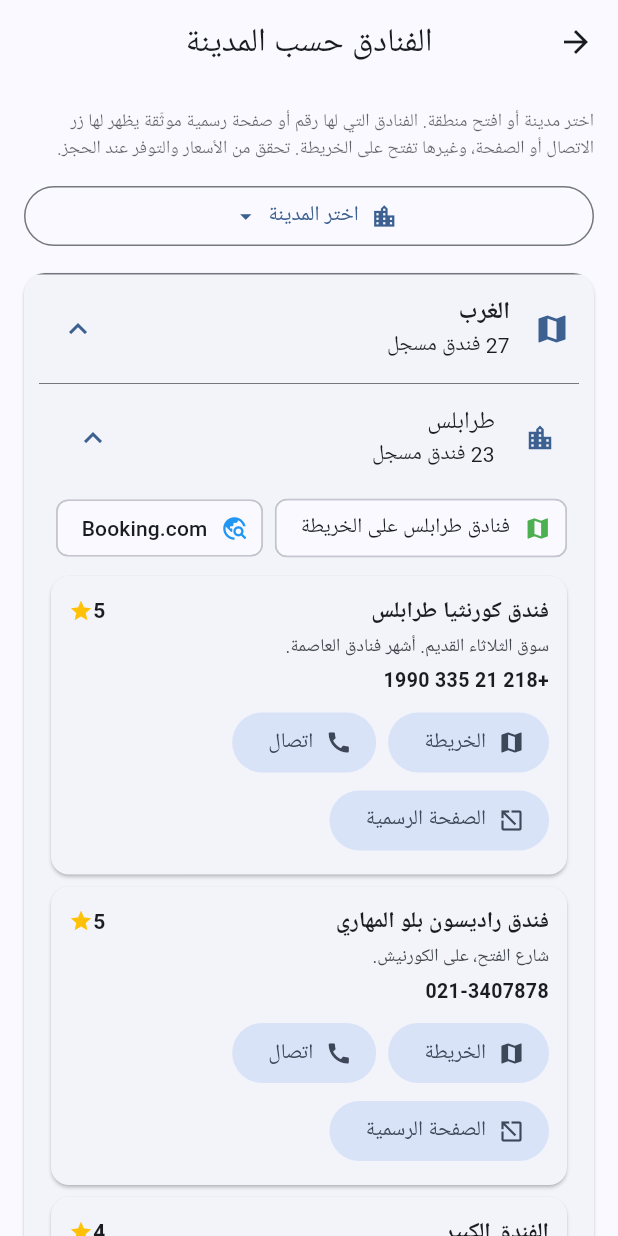
After one commit to Ebrahassad/libya_hub, a Flutter app: the HotelsScreen screen opened directly, after a tap on "الغرب", after a tap on "طرابلس", on a phone screen of 412 x 824 dp. The commit adds this screen. Run offline on Flutter 3.47's test engine with Material 3 defaults, Android fonts, the phone set to English and light mode, and no system bars; our stand-ins replace easy_localization, flutter_map, latlong2, shared_preferences; accounts and stored records are empty; network calls fail; statements that could not run were skipped.

Commit message:
Hotels, icon, localized app name

```diff
--- /dev/null
+++ b/lib/data/hotels.dart
@@ -0,0 +1,124 @@
+import 'directory.dart';
+
+/// فندق في الدليل.
+///
+/// [phone] و[web] لا يُملآن إلا إذا كانا موثّقين من موقع الفندق الرسمي أو
+/// من دليل منشور. أي فندق بلا رقم يبقى له زر الخريطة الذي يبحث باسمه
+/// ومدينته مباشرة في خرائط جوجل.
+class Hotel {
+  final String name;
+  final String city;
+  final int stars; // 0 = غير معروف
+  final String note;
+  final String? phone; // بصيغة دولية بدون مسافات، مثل +218213351990
+  final String? phoneLabel;
+  final String? web;
+  const Hotel(this.name, this.city,
+      {this.stars = 0, this.note = '', this.phone, this.phoneLabel, this.web});
+
+  Uri get mapsUri => mapsSearchUri(name, city);
+  Uri? get phoneUri => phone == null ? null : Uri.parse('tel:$phone');
+  Uri? get webUri => web == null ? null : Uri.parse(web!);
+}
+
+/// مصادر البيانات (تظهر أسفل الشاشة).
+const List<DirItem> hotelSources = [
+  DirItem.web('فنادق صندوق الضمان الاجتماعي',
+      'القائمة الرسمية للفنادق الحكومية مع تصنيفها وعدد غرفها.',
+      'https://ssf.gov.ly/?page_id=99'),
+  DirItem.web('فنادق طرابلس على Booking',
+      'حجز وتقييمات فنادق طرابلس.', 'https://www.booking.com/city/ly/tarabulus.ar.html'),
+  DirItem.web('فنادق بنغازي على Booking',
+      'حجز وتقييمات فنادق بنغازي.', 'https://www.booking.com/city/ly/banghazi.html'),
+];
+
+/// رابط بحث الفنادق في مدينة على Booking.
+Uri bookingSearchUri(String city) => Uri.parse(
+    'https://www.booking.com/searchresults.ar.html?ss=${Uri.encodeComponent('$city، ليبيا')}');
+
+const List<Hotel> libyaHotels = [
+  // ---------- طرابلس ----------
+  Hotel('فندق كورنثيا طرابلس', 'طرابلس',
+      stars: 5,
+      note: 'سوق الثلاثاء القديم. أشهر فنادق العاصمة.',
+      phone: '+218213351990',
+      phoneLabel: '+218 21 335 1990',
+      web: 'https://www.corinthia.com/en-gb/tripoli/'),
+  Hotel('فندق راديسون بلو المهاري', 'طرابلس',
+      stars: 5,
+      note: 'شارع الفتح، على الكورنيش.',
+      phone: '+218213407878',
+      phoneLabel: '021-3407878',
+      web: 'https://www.radissonhotels.com/ar-ae/hotels/radisson-blu-tripoli-al-mahary'),
+  Hotel('الفندق الكبير', 'طرابلس',
+      stars: 4, note: 'شارع الفتح، يطل على الكورنيش. نحو 300 غرفة وجناح.'),
+  Hotel('فندق باب البحر', 'طرابلس',
+      stars: 4, note: 'سوق الثلاثاء القديم. أكثر من 400 غرفة.'),
+  Hotel('فندق الواحات', 'طرابلس', stars: 3, note: 'شارع عمر المختار.'),
+  Hotel('فندق باب المدينة', 'طرابلس', stars: 3, note: 'سوق الثلاثاء القديم.'),
+  Hotel('فندق باب الجديد', 'طرابلس', stars: 2, note: 'سوق الثلاثاء القديم.'),
+  Hotel('فندق الخان', 'طرابلس'),
+  Hotel('فندق طرابلس الدولي', 'طرابلس'),
+  Hotel('فندق الضيافة', 'طرابلس'),
+  Hotel('فندق الشاطئ الذهبي', 'طرابلس'),
+  Hotel('فندق النهر', 'طرابلس'),
+  Hotel('فندق الكندي', 'طرابلس'),
+  Hotel('فندق الصافي', 'طرابلس'),
+  Hotel('فندق أوال', 'طرابلس'),
+  Hotel('فندق فكتوريا', 'طرابلس'),
+  Hotel('فندق صحراء ليبيا', 'طرابلس'),
+  Hotel('فندق الودان', 'طرابلس'),
+  Hotel('فندق الأندلس', 'طرابلس'),
+  Hotel('فندق بلازما', 'طرابلس'),
+  Hotel('فندق هارون', 'طرابلس'),
+  Hotel('فندق الصفوة', 'طرابلس'),
+  Hotel('فندق التوفيق بلازا', 'طرابلس'),
+  // ---------- جنزور ----------
+  Hotel('القرية العائلية - فندق النصر', 'جنزور',
+      stars: 3, note: 'فندق وقمرات وفيلات. نحو 440 غرفة.'),
+  // ---------- بنغازي ----------
+  Hotel('فندق تبستي', 'بنغازي',
+      stars: 5, note: 'وسط المدينة، يطل على بحيرة 23 يوليو. 250 غرفة.'),
+  Hotel('فندق أوزو', 'بنغازي',
+      stars: 4, note: 'على بحيرة بنغازي والبحر. 262 غرفة.'),
+  Hotel('القرية العائلية - قاريونس', 'بنغازي',
+      stars: 3, note: 'تبعد نحو 5 كم عن وسط بنغازي. فندق وفيلات وشقق.'),
+  Hotel('فندق فينيسيا', 'بنغازي'),
+  Hotel('فندق الحرير', 'بنغازي'),
+  Hotel('فندق يوسف', 'بنغازي'),
+  Hotel('فندق الفضيل', 'بنغازي'),
+  Hotel('فندق القصر', 'بنغازي'),
+  Hotel('فندق الواحات', 'بنغازي'),
+  Hotel('فندق إبريز', 'بنغازي'),
+  Hotel('منتجع النخلة الذهبية', 'بنغازي'),
+  // ---------- مصراتة ----------
+  Hotel('فندق قوز التيك', 'مصراتة', stars: 3, note: '173 غرفة وجناحاً.'),
+  // ---------- سرت ----------
+  Hotel('فندق قصر المؤتمرات', 'سرت', stars: 4, note: 'أربع عمارات ومبنى خدمي. 240 غرفة.'),
+  // ---------- سبها ----------
+  Hotel('فندق الجبل', 'سبها', stars: 2, note: '25 غرفة.'),
+  // ---------- زليتن ----------
+  Hotel('فندق زليتن', 'زليتن', stars: 3, note: 'محطة المنطحة. 64 غرفة.'),
+  // ---------- غريان ----------
+  Hotel('فندق الرابطة', 'غريان', stars: 2, note: '68 غرفة.'),
+  // ---------- بني وليد ----------
+  Hotel('فندق الزيتونة', 'بني وليد', stars: 2, note: '37 غرفة.'),
+  // ---------- طبرق ----------
+  Hotel('فندق المسيرة', 'طبرق', stars: 4, note: '240 غرفة وجناحاً.'),
+];
+
+List<Hotel> hotelsInCity(String city) =>
+    libyaHotels.where((h) => h.city == city).toList();
+
+/// كل الفنادق كعناصر قابلة للبحث والمفضلة (الفتح على الخريطة).
+List<DirItem> hotelSearchItems() => [
+      for (final h in libyaHotels)
+        DirItem.web(
+          'فندق: ${h.name} - ${h.city}',
+          h.note.isEmpty ? 'افتح موقعه على خرائط جوجل.' : h.note,
+          h.mapsUri.toString(),
+        ),
+    ];
+
+/// عناصر البحث والمفضلة: الدليل + الفنادق.
+List<DirItem> allSearchableItems() => [...allDirectoryItems(), ...hotelSearchItems()];
--- a/lib/views/favorites/favorites_screen.dart
+++ b/lib/views/favorites/favorites_screen.dart
@@ -1,7 +1,7 @@
 import 'package:easy_localization/easy_localization.dart';
 import 'package:flutter/material.dart';
 
-import '../../data/directory.dart';
+import '../../data/hotels.dart';
 import '../../services/app_state.dart';
 import '../../widgets/dir_item_tile.dart';
 
@@ -15,7 +15,7 @@ class FavoritesScreen extends StatelessWidget {
       body: ListenableBuilder(
         listenable: AppState.instance,
         builder: (context, _) {
-          final favs = allDirectoryItems()
+          final favs = allSearchableItems()
               .where((i) => AppState.instance.isFavorite(i.key))
               .toList();
           if (favs.isEmpty) {
--- a/lib/views/home/home_screen.dart
+++ b/lib/views/home/home_screen.dart
@@ -2,6 +2,7 @@ import 'package:easy_localization/easy_localization.dart';
 import 'package:flutter/material.dart';
 
 import '../../data/directory.dart';
+import '../../data/hotels.dart';
 import '../../services/app_state.dart';
 import '../../widgets/city_picker.dart';
 import '../../widgets/dir_item_tile.dart';
@@ -9,6 +10,7 @@ import '../../widgets/open_link.dart';
 import '../../widgets/ticker.dart';
 import '../emergency/emergency_screen.dart';
 import '../favorites/favorites_screen.dart';
+import '../hotels/hotels_screen.dart';
 import '../map/map_screen.dart';
 import '../merchant/merchant_screen.dart';
 import '../news/news_screen.dart';
@@ -57,6 +59,8 @@ class _HomeScreenState extends State<HomeScreen> {
           (_) => const RatesScreen()),
       _Tile('tile_news', null, Icons.newspaper, const Color(0xFFD84315),
           (_) => const NewsScreen()),
+      _Tile('tile_hotels', null, Icons.hotel, const Color(0xFF6A1B9A),
+          (_) => const HotelsScreen()),
       _Tile('tile_map', null, Icons.map, const Color(0xFF2E7D32), (_) => const MapScreen()),
       _Tile('tile_emergency', null, Icons.emergency, const Color(0xFFC62828),
           (_) => const EmergencyScreen()),
@@ -72,7 +76,7 @@ class _HomeScreenState extends State<HomeScreen> {
   List<DirItem> _results() {
     final q = _norm(_query);
     if (q.isEmpty) return const [];
-    return allDirectoryItems()
+    return allSearchableItems()
         .where((i) => _norm(i.title).contains(q) || _norm(i.desc).contains(q))
         .toList();
   }
@@ -88,7 +92,7 @@ class _HomeScreenState extends State<HomeScreen> {
     return Scaffold(
       key: ValueKey(localeCode),
       appBar: AppBar(
-        title: const Text('ليبيا هب | Libya Hub', style: TextStyle(fontWeight: FontWeight.bold)),
+        title: Text('app_title'.tr(), style: const TextStyle(fontWeight: FontWeight.bold)),
         centerTitle: true,
         actions: [
           IconButton(
--- /dev/null
+++ b/lib/views/hotels/hotels_screen.dart
@@ -0,0 +1,216 @@
+import 'package:easy_localization/easy_localization.dart';
+import 'package:flutter/material.dart';
+
+import '../../data/cities.dart';
+import '../../data/directory.dart';
+import '../../data/hotels.dart';
+import '../../services/app_state.dart';
+import '../../widgets/city_picker.dart';
+import '../../widgets/dir_item_tile.dart';
+import '../../widgets/open_link.dart';
+
+/// الفنادق على مستوى المناطق والمدن: فنادق معروفة بأرقامها وصفحاتها وخرائطها،
+/// وأزرار بحث جاهزة (خرائط جوجل وBooking) لكل مدينة.
+class HotelsScreen extends StatelessWidget {
+  const HotelsScreen({super.key});
+
+  @override
+  Widget build(BuildContext context) {
+    return Scaffold(
+      appBar: AppBar(title: Text('hotels_title'.tr()), centerTitle: true),
+      body: ListenableBuilder(
+        listenable: AppState.instance,
+        builder: (context, _) {
+          final s = AppState.instance;
+          return ListView(
+            padding: const EdgeInsets.all(16),
+            children: [
+              Text('hotels_note'.tr(),
+                  style: TextStyle(fontSize: 12, color: Theme.of(context).hintColor)),
+              const SizedBox(height: 12),
+              OutlinedButton.icon(
+                icon: const Icon(Icons.location_city),
+                label: Row(mainAxisSize: MainAxisSize.min, children: [
+                  Text(s.hasCity ? s.city : 'choose_city'.tr()),
+                  const SizedBox(width: 6),
+                  const Icon(Icons.arrow_drop_down),
+                ]),
+                onPressed: () => showCityPicker(context),
+              ),
+              const SizedBox(height: 14),
+              if (s.hasCity)
+                _CityBlock(city: s.city, initiallyExpanded: true, showHeader: true)
+              else
+                for (final region in _regions())
+                  Card(
+                    elevation: 1,
+                    margin: const EdgeInsets.only(bottom: 10),
+                    shape: RoundedRectangleBorder(borderRadius: BorderRadius.circular(14)),
+                    clipBehavior: Clip.antiAlias,
+                    child: ExpansionTile(
+                      leading: const Icon(Icons.map),
+                      title: Text(region, style: const TextStyle(fontWeight: FontWeight.bold)),
+                      subtitle: Text('hotels_count'.tr(
+                          args: ['${_regionCount(region)}'])),
+                      childrenPadding: const EdgeInsets.fromLTRB(10, 0, 10, 10),
+                      children: [
+                        for (final c in libyaCities.where((c) => c.region == region))
+                          _CityBlock(city: c.name),
+                      ],
+                    ),
+                  ),
+              const SizedBox(height: 10),
+              Text('hotels_sources'.tr(),
+                  style: const TextStyle(fontSize: 15, fontWeight: FontWeight.bold)),
+              const SizedBox(height: 8),
+              for (final src in hotelSources)
+                DirItemTile(item: src, accent: Theme.of(context).colorScheme.primary),
+              Text('disclaimer'.tr(),
+                  style: TextStyle(fontSize: 11, color: Theme.of(context).hintColor)),
+            ],
+          );
+        },
+      ),
+    );
+  }
+
+  static List<String> _regions() {
+    final r = <String>[];
+    for (final c in libyaCities) {
+      if (!r.contains(c.region)) r.add(c.region);
+    }
+    return r;
+  }
+
+  static int _regionCount(String region) {
+    final names = libyaCities.where((c) => c.region == region).map((c) => c.name).toSet();
+    return libyaHotels.where((h) => names.contains(h.city)).length;
+  }
+}
+
+class _CityBlock extends StatelessWidget {
+  final String city;
+  final bool initiallyExpanded;
+  final bool showHeader;
+  const _CityBlock({required this.city, this.initiallyExpanded = false, this.showHeader = false});
+
+  @override
+  Widget build(BuildContext context) {
+    final hotels = hotelsInCity(city);
+    final body = <Widget>[
+      Wrap(
+        spacing: 8,
+        runSpacing: 4,
+        children: [
+          ActionChip(
+            avatar: const Icon(Icons.map, size: 18, color: Colors.green),
+            label: Text('hotels_search_maps'.tr(args: [city])),
+            onPressed: () => openUri(context, mapsSearchUri('فندق', city)),
+          ),
+          ActionChip(
+            avatar: const Icon(Icons.travel_explore, size: 18, color: Colors.blue),
+            label: const Text('Booking.com'),
+            onPressed: () => openUri(context, bookingSearchUri(city)),
+          ),
+        ],
+      ),
+      const SizedBox(height: 8),
+      if (hotels.isEmpty)
+        Padding(
+          padding: const EdgeInsets.only(bottom: 8),
+          child: Text('hotels_none'.tr(),
+              style: TextStyle(fontSize: 12, color: Theme.of(context).hintColor)),
+        )
+      else
+        for (final h in hotels) _HotelCard(hotel: h),
+    ];
+
+    if (showHeader) {
+      return Column(crossAxisAlignment: CrossAxisAlignment.start, children: [
+        Text(city, style: const TextStyle(fontSize: 18, fontWeight: FontWeight.bold)),
+        const SizedBox(height: 8),
+        ...body,
+      ]);
+    }
+    return ExpansionTile(
+      initiallyExpanded: initiallyExpanded,
+      leading: const Icon(Icons.location_city, size: 20),
+      title: Text(city),
+      subtitle: Text('hotels_count'.tr(args: ['${hotels.length}'])),
+      childrenPadding: const EdgeInsets.fromLTRB(8, 0, 8, 8),
+      expandedCrossAxisAlignment: CrossAxisAlignment.start,
+      children: body,
+    );
+  }
+}
+
+class _HotelCard extends StatelessWidget {
+  final Hotel hotel;
+  const _HotelCard({required this.hotel});
+
+  @override
+  Widget build(BuildContext context) {
+    return Card(
+      elevation: 1,
+      margin: const EdgeInsets.only(bottom: 8),
+      shape: RoundedRectangleBorder(borderRadius: BorderRadius.circular(12)),
+      child: Padding(
+        padding: const EdgeInsets.all(12),
+        child: Column(
+          crossAxisAlignment: CrossAxisAlignment.start,
+          children: [
+            Row(children: [
+              Expanded(
+                child: Text(hotel.name,
+                    style: const TextStyle(fontSize: 15, fontWeight: FontWeight.bold)),
+              ),
+              if (hotel.stars > 0)
+                Row(mainAxisSize: MainAxisSize.min, children: [
+                  Text('${hotel.stars}', style: const TextStyle(fontWeight: FontWeight.bold)),
+                  const Icon(Icons.star, size: 16, color: Colors.amber),
+                ]),
+            ]),
+            if (hotel.note.isNotEmpty)
+              Padding(
+                padding: const EdgeInsets.only(top: 4),
+                child: Text(hotel.note,
+                    style: TextStyle(
+                        fontSize: 12, color: Theme.of(context).colorScheme.onSurfaceVariant)),
+              ),
+            if (hotel.phoneLabel != null)
+              Padding(
+                padding: const EdgeInsets.only(top: 4),
+                child: Text(hotel.phoneLabel!,
+                    textDirection: TextDirection.ltr,
+                    style: const TextStyle(fontSize: 13, fontWeight: FontWeight.w600)),
+              ),
+            const SizedBox(height: 8),
+            Wrap(
+              spacing: 8,
+              runSpacing: 4,
+              children: [
+                FilledButton.tonalIcon(
+                  icon: const Icon(Icons.map, size: 18),
+                  label: Text('hotel_map'.tr()),
+                  onPressed: () => openUri(context, hotel.mapsUri),
+                ),
+                if (hotel.phoneUri != null)
+                  FilledButton.tonalIcon(
+                    icon: const Icon(Icons.call, size: 18),
+                    label: Text('call'.tr()),
+                    onPressed: () => openUri(context, hotel.phoneUri!),
+                  ),
+                if (hotel.webUri != null)
+                  FilledButton.tonalIcon(
+                    icon: const Icon(Icons.open_in_new, size: 18),
+                    label: Text('hotel_page'.tr()),
+                    onPressed: () => openUri(context, hotel.webUri!),
+                  ),
+              ],
+            ),
+          ],
+        ),
+      ),
+    );
+  }
+}
```
Also changed, not shown: assets/translations/ar.json (+11 -2 lines), assets/translations/en.json (+10 -1 lines), pubspec.yaml (+0 -7 lines), pubspec.lock, 23 other files.
